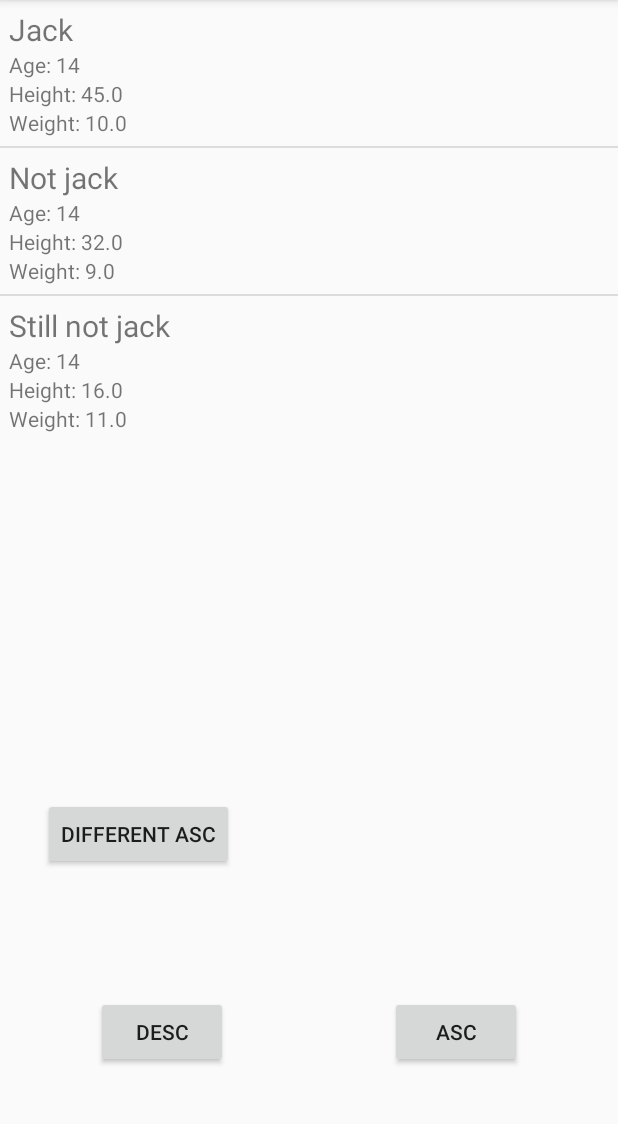
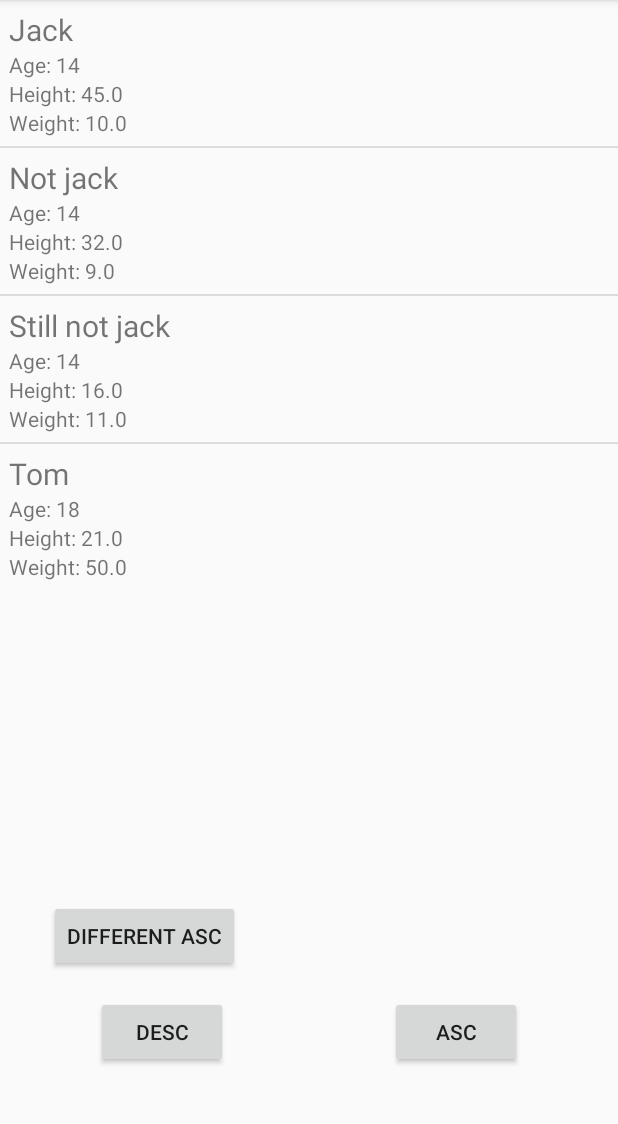
Before and after one commit to chocoyo/Demo2, an Android app: the screen it shows after launch (MainActivity), on a phone screen of 412 x 824 dp, the part 84-1208 px from its top. Run offline under Robolectric (Android 15) with nearby library versions, the phone set to English and light mode, and no system bars.

Commit message:
Added One More Doggo To Make It Easier To See List Changes

```diff
--- a/app/src/main/java/com/mhodges/demo2/MainActivity.java
+++ b/app/src/main/java/com/mhodges/demo2/MainActivity.java
@@ -24,6 +24,7 @@ public class MainActivity extends AppCompatActivity {
         doggoArrayList.add(new Doggo("Jack", "TerrBoy", 14, 45, 10));
         doggoArrayList.add(new Doggo("Not jack", "TerrBoy", 14, 32, 9));
         doggoArrayList.add(new Doggo("Still not jack", "TerrBoy", 14, 16, 11));
+        doggoArrayList.add(new Doggo("Tom", "Golden", 18, 21, 50));
 
         ShowItems();
     }
--- a/app/src/main/res/layout/activity_main.xml
+++ b/app/src/main/res/layout/activity_main.xml
@@ -40,10 +40,10 @@
         android:id="@+id/btnDifferentASC"
         android:layout_width="wrap_content"
         android:layout_height="wrap_content"
-        android:layout_marginEnd="256dp"
-        android:layout_marginBottom="188dp"
+        android:layout_marginEnd="252dp"
+        android:layout_marginBottom="120dp"
+        android:onClick="btnDifferentASC_Click"
         android:text="Different ASC"
-        android:onClick="btnDifferentASC_Click"
         app:layout_constraintBottom_toBottomOf="parent"
         app:layout_constraintEnd_toEndOf="parent" />
 
```
